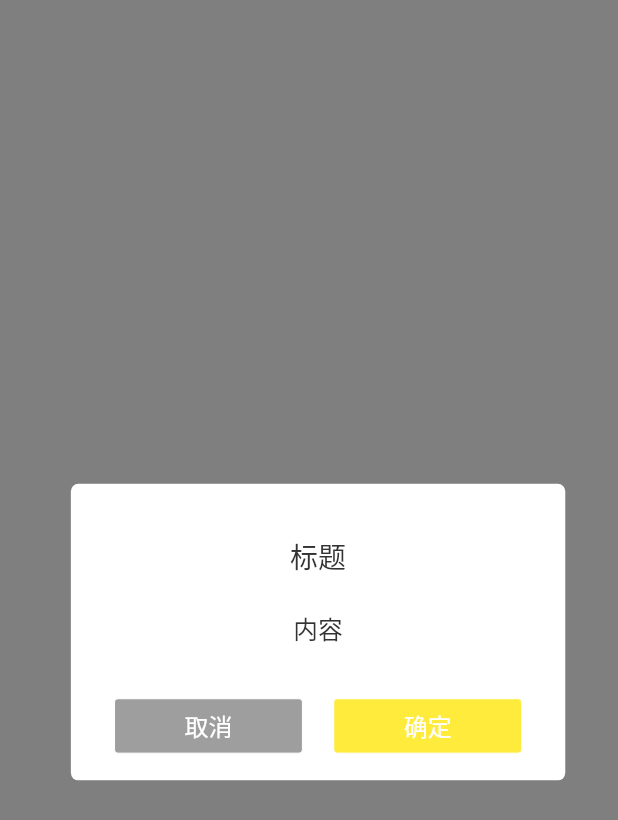
After one commit to quFETeam/flutter_qukit, a Flutter app: the QuDialog screen opened directly, on a phone screen of 412 x 824 dp. The commit adds this screen. Shown: the top 820 px of the screen. Run offline on Flutter 3.47's test engine with Material 2 defaults, Android fonts, the phone set to English and light mode, and no system bars; our stand-ins replace connectivity, flutter_offline, flutter_swiper, photo_view.

Commit message:
qu_dialog

```diff
--- a/lib/example/button.dart
+++ b/lib/example/button.dart
@@ -1,5 +1,5 @@
 import 'package:flutter/material.dart';
-import '../global/qy_colors.dart';
+import '../global/qu_colors.dart';
 import '../util/qu_screen.dart';
 import '../src/qu_button.dart';
 import 'qy_appbar.dart';
@@ -16,7 +16,7 @@ class Button extends StatelessWidget {
   Widget build(BuildContext context) {
     double X = QuScreen.X(context);
     return Scaffold(
-      backgroundColor: QYColors.backgroundColor,
+      backgroundColor: QuColors.backgroundColor,
       appBar: PreferredSize(
           child: QYAppBar(
             title: 'QuButton',
--- a/lib/example/qy_appbar.dart
+++ b/lib/example/qy_appbar.dart
@@ -1,5 +1,5 @@
 import 'package:flutter/material.dart';
-import '../global/qy_colors.dart';
+import '../global/qu_colors.dart';
 import '../util/qu_screen.dart';
 /*
 * 本片封装的appBar 开发时发现没个页面的appBar差不多一样，
@@ -29,7 +29,7 @@ class QYAppBar extends StatelessWidget {
     return Container(
       decoration: BoxDecoration(
           border:Border(bottom: BorderSide(width: 1.0*X,
-            color: bottomColor?Colors.grey[50]:QYColors.white,
+            color: bottomColor?Colors.grey[50]:QuColors.white,
           ),)
       ),
       child:AppBar(
@@ -40,7 +40,7 @@ class QYAppBar extends StatelessWidget {
         centerTitle:isCenterTitle,
         title: Text(title,style: TextStyle(
           fontSize: 17*X,
-          color: QYColors.black,
+          color: QuColors.black,
         ),),
         leading:haveLeftButton? InkWell(
             onTap: () {
--- a/lib/example/qy_no_network.dart
+++ b/lib/example/qy_no_network.dart
@@ -1,7 +1,7 @@
 import 'package:flutter/material.dart';
 import 'package:flutter_offline/flutter_offline.dart';
 import 'package:connectivity/connectivity.dart';
-import '../global/qy_colors.dart';
+import '../global/qu_colors.dart';
 import 'qy_appbar.dart';
 
 class QYNoNetwork1 extends StatelessWidget {
@@ -20,7 +20,7 @@ class QYNoNetwork1 extends StatelessWidget {
           ) {
         if (connectivity == ConnectivityResult.none) {
           return Container(
-            color: QYColors.white,
+            color: QuColors.white,
             child: Center(
               child: Text(
                 "现在没网了，请重新加载",
--- a/lib/global/qy_colors.dart
+++ b/lib/global/qu_colors.dart
@@ -1,9 +1,17 @@
 import 'package:flutter/material.dart';
 
-class QYColors{
+class QuColors{
   //主题色
   static Color theme = Color(0xFFFFE001);
-
+  //fontColor
+  static Color fontPrimaryColor = Color(0xFF333333);
+  static Color fontNormalColor = Color(0xFF666666);
+  static Color fontLightColor = Color(0xFF999999);
+  static Color fontLightColorX = Color(0xFFB6B6B8);
+  //btnColor
+  static Color btnDisabledColor = Color(0xFFF8F8F8);
+  //弹窗背景色
+  static Color popBakColor = Color(0x80000000);
   //黑色
   static Color black = Color(0xFF333333);
 
--- /dev/null
+++ b/lib/src/qu_dialog.dart
@@ -0,0 +1,153 @@
+import 'package:flutter/material.dart';
+import '../util/qu_screen.dart';
+import '../global/qu_colors.dart';
+import 'qu_button.dart';
+
+class QuDialog extends StatelessWidget {
+  final String title;
+  final String content;
+  final bool showTitle;
+  final Color cancelBtnColor;
+  final Color cancelTextColor;
+  final String cancelText;
+  final Color confirmBtnColor;
+  final Color confirmTextColor;
+  final String confirmText;
+  final bool canClose;
+  final GestureTapCallback onCancelTap;
+  final GestureTapCallback onConfirmTap;
+
+  QuDialog(
+      {Key key,
+      this.title = '标题',
+      this.content = '内容',
+      this.showTitle = true,
+      this.cancelBtnColor=Colors.grey,
+      this.cancelTextColor=Colors.white,
+      this.cancelText='取消',
+      this.confirmBtnColor=Colors.yellow,
+      this.confirmTextColor=Colors.white,
+      this.confirmText='确定',
+      this.canClose=false,
+      this.onCancelTap,
+      this.onConfirmTap})
+      : super(key: key);
+
+
+  _onCancelTap(context){
+    if(onCancelTap==null){
+      Navigator.pop(context);
+    }else{
+      onCancelTap();
+    }
+  }
+
+  _onConfirmTap(context){
+    if(onConfirmTap!=null){
+      onConfirmTap();
+    }
+  }
+
+  @override
+  Widget build(BuildContext context) {
+    double X = QuScreen.X(context);
+    return Scaffold(
+      backgroundColor: Colors.transparent,
+      body: Stack(
+        children: <Widget>[
+          Container(
+            color: QuColors.popBakColor,
+            child: InkWell(
+              onTap: canClose?() {
+                Navigator.pop(context);
+              }:null,
+            ),
+          ),
+          Positioned(
+            left: 43 * X,
+            top: 293.5 * X,
+            child: _viewUI(X, context),
+          ),
+        ],
+      ),
+    );
+  }
+
+  //页面上的UI
+  Widget _viewUI(X, context) {
+    return Container(
+      decoration: BoxDecoration(
+          borderRadius: BorderRadius.circular(5), color: QuColors.white),
+      width: 300 * X,
+      height: 180 * X,
+      child: Column(
+        children: <Widget>[
+          Container(
+            height: 130 * X,
+            padding: EdgeInsets.fromLTRB(37.5 * X, 0, 37.5 * X, 0),
+            child: Column(
+              mainAxisAlignment: MainAxisAlignment.center,
+              children: <Widget>[
+                showTitle
+                    ? Container(
+                        margin: EdgeInsets.only(bottom: 20 * X),
+                        child: Text(
+                          title,
+                          style: TextStyle(
+                              color: QuColors.fontPrimaryColor,
+                              fontSize: 17 * X),
+                        ),
+                      )
+                    : Container(),
+                Text(
+                  content,
+                  style: TextStyle(
+                      color: QuColors.fontPrimaryColor, fontSize: 15 * X),
+                ),
+              ],
+            ),
+          ),
+          _buttonS(X, context),
+        ],
+      ),
+    );
+  }
+
+  //两个按钮
+  Widget _buttonS(X, context) {
+    return Container(
+      padding: EdgeInsets.symmetric(horizontal: 26.5 * X),
+      width: 300 * X,
+      height: 34 * X,
+      child: Row(
+        mainAxisAlignment: MainAxisAlignment.spaceBetween,
+        children: <Widget>[
+          QuButton(
+            onTap: () {
+              _onCancelTap(context);
+            },
+            width: 114,
+            height: 33,
+            active: false,
+            primaryColor: cancelBtnColor,
+            text: cancelText,
+            textSize: 16,
+            textColor: cancelTextColor,
+          ),
+          QuButton(
+            onTap: () {
+              _onConfirmTap(context);
+            },
+            width: 114,
+            height: 33,
+            active: false,
+            primaryColor: confirmBtnColor,
+            text: confirmText,
+            textSize: 16,
+            textColor: confirmTextColor,
+          ),
+        ],
+      ),
+    );
+  }
+}
```
Also changed, not shown: lib/example/my_dialog.dart (added, +52 -0 lines), lib/example/qy_banner.dart (+7 -7 lines), lib/example/qy_text.dart (+5 -5 lines), lib/main.dart (+8 -6 lines), lib/util/qu_pop_route.dart (added, +21 -0 lines).
